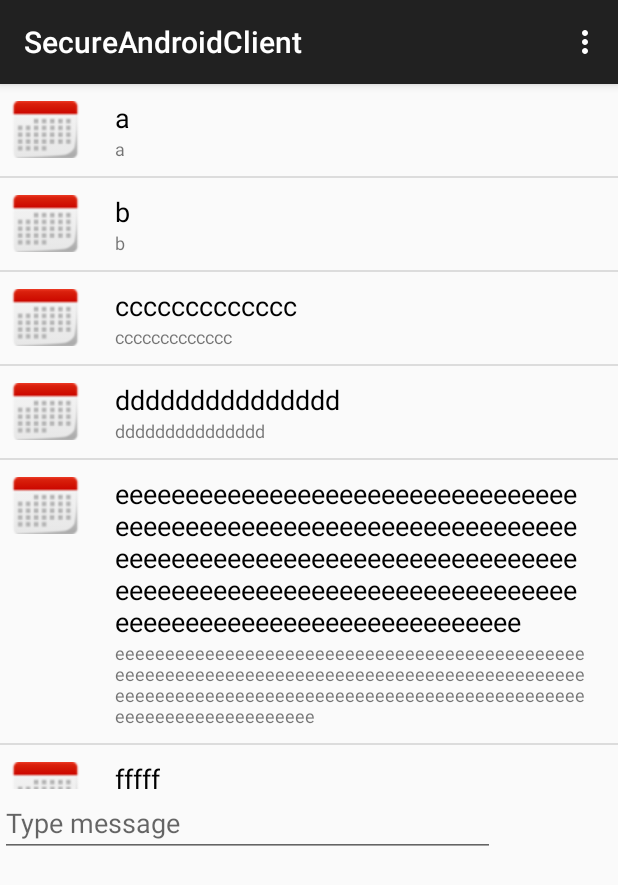
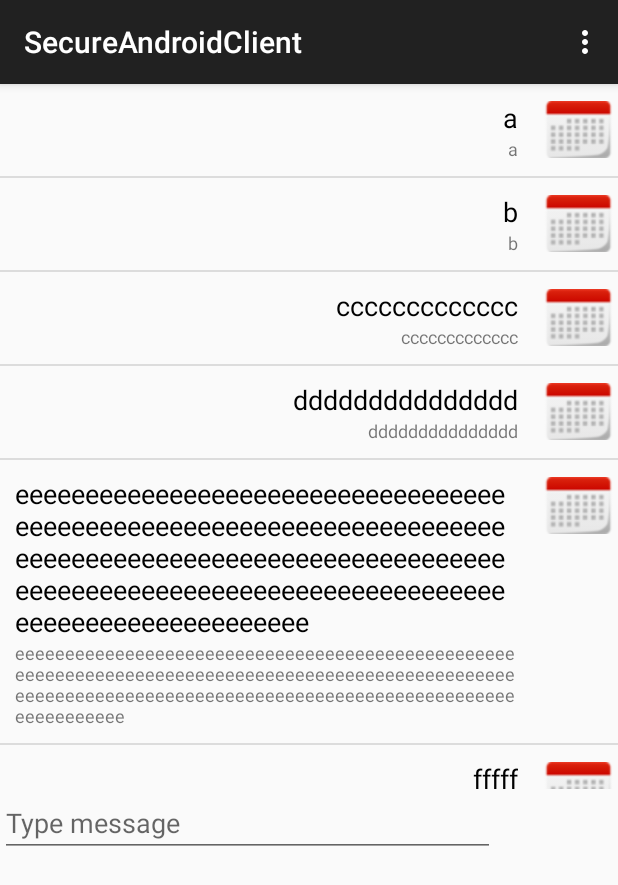
Before and after one commit to bryanlng/Secure_Server_Messaging, an Android app: the screen it shows after launch (MainActivity), on a phone screen of 412 x 824 dp. Shown: the top 885 px of the screen. Run offline under Robolectric (Android 15) with nearby library versions, the phone set to English and light mode, and no system bars.

Commit message:
Added another layout file to represent when the user sends an OUTGOING message. The layout is flipped from when an incoming message comes in. All we need to do know is add in the networking functionality. Somehow, the arraylist for the ListView needs to be global

```diff
--- a/SecureAndroidClient/app/src/main/java/com/example/bryan/secureandroidclient/CustomListViewAdapter.java
+++ b/SecureAndroidClient/app/src/main/java/com/example/bryan/secureandroidclient/CustomListViewAdapter.java
@@ -57,7 +57,7 @@ public class CustomListViewAdapter extends BaseAdapter{
         // TODO Auto-generated method stub
         View view = convertView;
         if (view == null)
-            view = inflater.inflate(R.layout.row_item, null);
+            view = inflater.inflate(R.layout.row_item_incoming, null);
 
         //Set the fields
         ImageView imageView = (ImageView) view.findViewById(R.id.picture);
--- a/SecureAndroidClient/app/src/main/java/com/example/bryan/secureandroidclient/MessagesFragment.java
+++ b/SecureAndroidClient/app/src/main/java/com/example/bryan/secureandroidclient/MessagesFragment.java
@@ -56,6 +56,7 @@ public class MessagesFragment extends Fragment {
         values.add("p");
 
         messagesListView.setAdapter(new CustomListViewAdapter(getActivity(), values));
+
 //        ArrayAdapter<String> adapter = new ArrayAdapter<String>(
 //                getActivity(), android.R.layout.simple_list_item_1, values);
 //
--- a/SecureAndroidClient/app/src/main/res/layout/row_item.xml
+++ b/SecureAndroidClient/app/src/main/res/layout/row_item_incoming.xml
@@ -13,6 +13,8 @@
         android:layout_marginRight="1dp"
         android:layout_marginEnd="5dp"
         android:layout_marginTop="5dp"
+        android:layout_alignParentRight="true"
+        android:layout_alignParentEnd="true"
         android:src="@drawable/test" />
 
     <TextView
@@ -22,10 +24,10 @@
         android:textSize="18sp"
         android:textColor="#000000"
         android:paddingTop="10dp"
-        android:paddingLeft="20dp"
-        android:paddingRight="20dp"
-        android:layout_toRightOf="@id/picture"
-        android:layout_toEndOf="@id/picture"
+        android:paddingLeft="10dp"
+        android:paddingRight="10dp"
+        android:layout_toLeftOf="@id/picture"
+        android:layout_toStartOf="@id/picture"
         />
 
     <TextView
@@ -33,13 +35,12 @@
         android:layout_width="wrap_content"
         android:layout_height="wrap_content"
         android:textSize="12sp"
-        android:paddingLeft="20dp"
-        android:paddingRight="20dp"
+        android:paddingLeft="10dp"
+        android:paddingRight="10dp"
         android:paddingBottom="10dp"
-        android:layout_toRightOf="@id/picture"
-        android:layout_toEndOf="@id/picture"
         android:layout_below="@id/message"
+        android:layout_toLeftOf="@id/picture"
+        android:layout_toStartOf="@id/picture"
         />
 
-
 </RelativeLayout>
```
Also changed, not shown: SecureAndroidClient/app/src/main/res/layout/row_item_outgoing.xml (added, +45 -0 lines).
